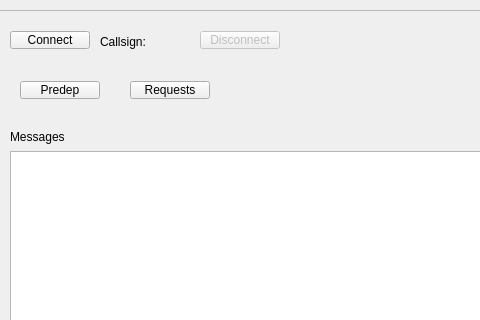
Above: tracking.ui from WiktorKociuba/VATATS before the change; both pictures show x 131 to 611 and y 0 to 320 of the 1200 by 800 pixel window. Below: the same form after it.
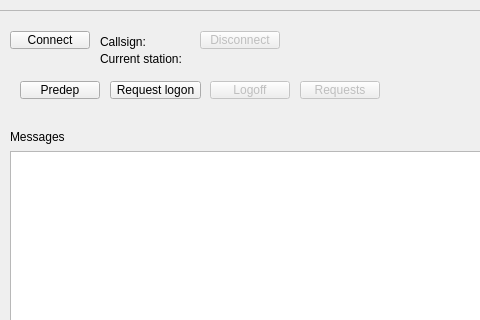
That is the form after the change. The open tabs and pages were chosen to show the change.

Commit message: Add CPDLC request and ATC logon/logoff functionality

```diff
--- a/tracking.ui
+++ b/tracking.ui
@@ -357,9 +357,12 @@
        </property>
       </widget>
       <widget class="QPushButton" name="reqPB">
+       <property name="enabled">
+        <bool>false</bool>
+       </property>
        <property name="geometry">
         <rect>
-         <x>150</x>
+         <x>320</x>
          <y>60</y>
          <width>80</width>
          <height>18</height>
@@ -369,6 +372,48 @@
         <string>Requests</string>
        </property>
       </widget>
+      <widget class="QPushButton" name="logonPB">
+       <property name="geometry">
+        <rect>
+         <x>130</x>
+         <y>60</y>
+         <width>91</width>
+         <height>18</height>
+        </rect>
+       </property>
+       <property name="text">
+        <string>Request logon</string>
+       </property>
+      </widget>
+      <widget class="QLabel" name="currentStationLabel">
+       <property name="geometry">
+        <rect>
+         <x>120</x>
+         <y>30</y>
+         <width>131</width>
+         <height>16</height>
+        </rect>
+       </property>
+       <property name="text">
+        <string>Current station:</string>
+       </property>
+      </widget>
+      <widget class="QPushButton" name="logoffPB">
+       <property name="enabled">
+        <bool>false</bool>
+       </property>
+       <property name="geometry">
+        <rect>
+         <x>230</x>
+         <y>60</y>
+         <width>80</width>
+         <height>18</height>
+        </rect>
+       </property>
+       <property name="text">
+        <string>Logoff</string>
+       </property>
+      </widget>
      </widget>
      <widget class="QWidget" name="page_4"/>
      <widget class="QWidget" name="page_5">
```
The commit also changes 15 other files.
